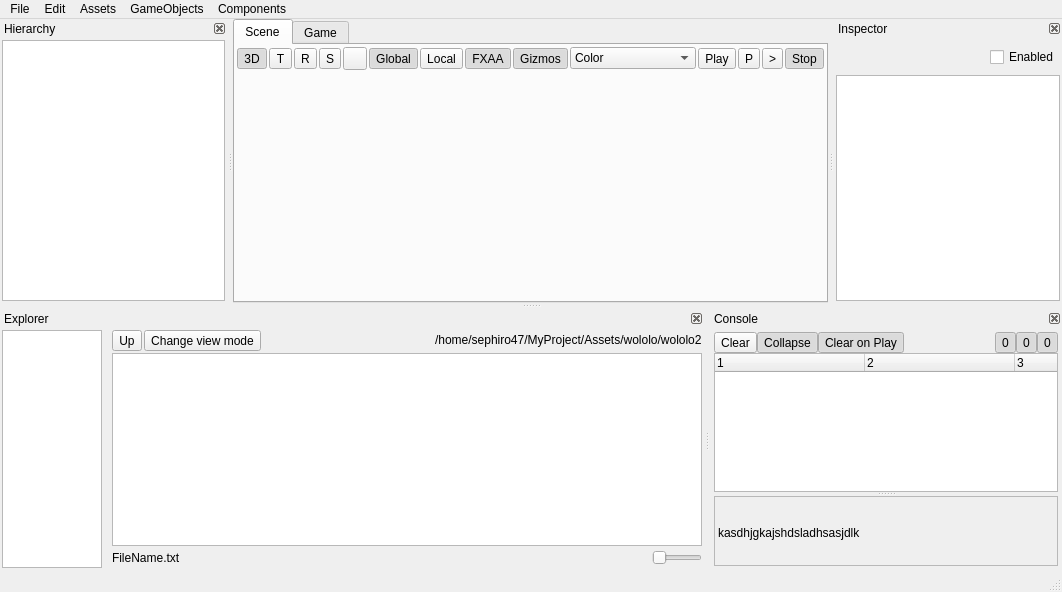
Old version of the form GameData/EngineAssets/EditorWindow.ui in the repository Bang3DEngine/Snake3D.
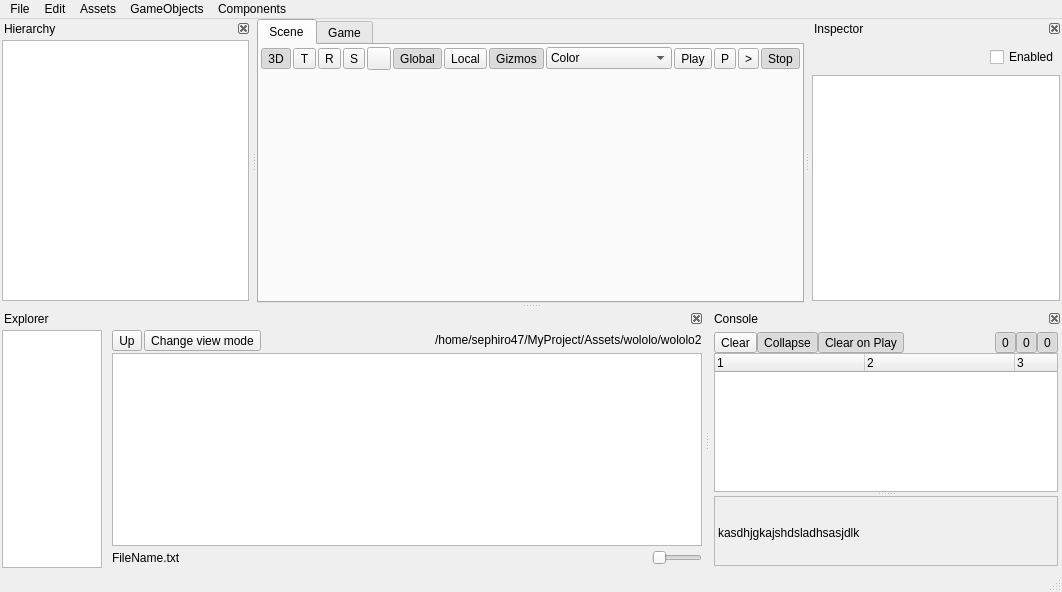
New version of the form. Icons and pictures are not drawn. Custom widgets are drawn as their Qt base class.

```diff
--- a/GameData/EngineAssets/EditorWindow.ui
+++ b/GameData/EngineAssets/EditorWindow.ui
@@ -241,19 +241,6 @@
                </property>
               </spacer>
              </item>
-             <item>
-              <widget class="QToolButton" name="buttonFXAA">
-               <property name="text">
-                <string>FXAA</string>
-               </property>
-               <property name="checkable">
-                <bool>true</bool>
-               </property>
-               <property name="checked">
-                <bool>true</bool>
-               </property>
-              </widget>
-             </item>
              <item>
               <widget class="QToolButton" name="buttonShowGizmos">
                <property name="text">
@@ -652,6 +639,12 @@
              <verstretch>0</verstretch>
             </sizepolicy>
            </property>
+           <property name="maximumSize">
+            <size>
+             <width>200</width>
+             <height>16777215</height>
+            </size>
+           </property>
            <property name="font">
             <font>
              <pointsize>15</pointsize>
```
Left out of the diff: 33 changed lines with no effect on the pictures.
